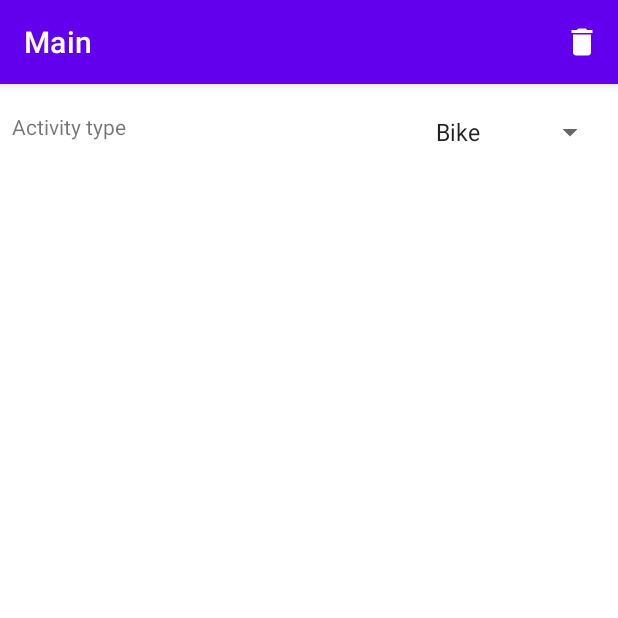
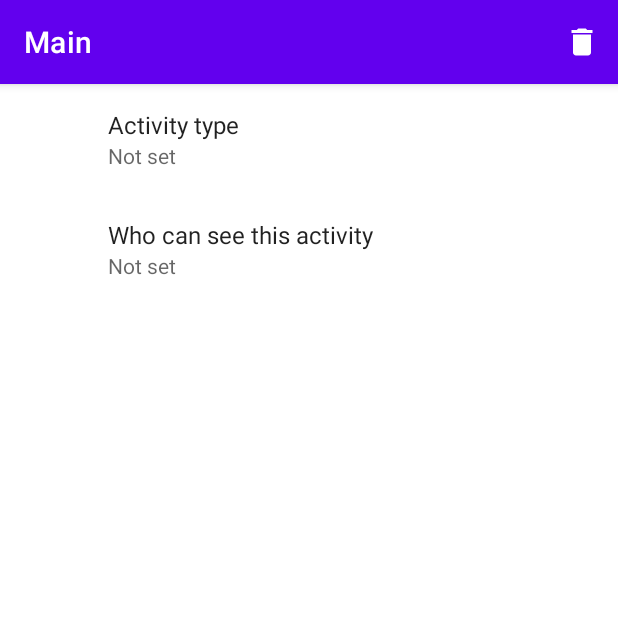
Before and after one commit to AdrianMiozga/Franko, an Android app: the fragment ActivityEditFragment placed in its activity, on a phone screen of 412 x 824 dp, the top half of it. Run offline under Robolectric (Android 15) with nearby library versions, the phone set to English and light mode, and no system bars; our stand-ins replace Dagger/Hilt's generated code, Firebase (no records; nobody signed in at launch, a user with empty details on screens opened directly), androidx.preference, navigation-ui; libraries missing offline, so code that uses them is left out: com.firebase.ui; 5 statements that could not run were skipped.

Commit message:
Ability to change activity privacy

```diff
--- a/app/src/main/java/org/wentura/franko/Constants.kt
+++ b/app/src/main/java/org/wentura/franko/Constants.kt
@@ -37,6 +37,8 @@ object Constants {
     const val WHO_CAN_SEE_MY_PROFILE = "whoCanSeeMyProfile"
     const val WHO_CAN_SEE_MY_LOCATION = "whoCanSeeMyLocation"
     const val WHO_CAN_SEE_MY_FOLLOWING_COUNT = "whoCanSeeMyFollowingCount"
+    const val ACTIVITY_TYPE_KEY = ACTIVITY
+    const val WHO_CAN_SEE_THIS_ACTIVITY = "whoCanSeeThisActivity"
 
     // Map Settings
     const val DEFAULT_ZOOM = 17F
--- a/app/src/main/java/org/wentura/franko/activities/ActivityAdapter.kt
+++ b/app/src/main/java/org/wentura/franko/activities/ActivityAdapter.kt
@@ -73,9 +73,8 @@ class ActivityAdapter(private val paths: List<Path>) :
             )
 
             title.text = context.getString(
-                R.string.activities_activity_title,
+                R.string.activity_title,
                 paths[position].activity,
-                (position + 1),
                 date
             )
 
--- a/app/src/main/java/org/wentura/franko/activityedit/ActivityEditFragment.kt
+++ b/app/src/main/java/org/wentura/franko/activityedit/ActivityEditFragment.kt
@@ -1,57 +1,32 @@
 package org.wentura.franko.activityedit
 
 import android.os.Bundle
-import android.view.Menu
-import android.view.MenuInflater
-import android.view.MenuItem
-import android.view.View
-import android.widget.AdapterView
+import android.view.*
 import androidx.appcompat.app.AlertDialog
-import androidx.fragment.app.Fragment
 import androidx.fragment.app.viewModels
 import androidx.navigation.Navigation
 import androidx.navigation.fragment.navArgs
+import androidx.preference.ListPreference
+import androidx.preference.PreferenceFragmentCompat
 import dagger.hilt.android.AndroidEntryPoint
+import org.wentura.franko.Constants
 import org.wentura.franko.R
 import org.wentura.franko.activity.ActivityFragmentArgs
 import org.wentura.franko.data.ActivityRepository
-import org.wentura.franko.databinding.FragmentActivityEditBinding
 import org.wentura.franko.viewmodels.ActivityViewModel
 import javax.inject.Inject
 
 @AndroidEntryPoint
-class ActivityEditFragment : Fragment(R.layout.fragment_activity_edit),
-    AdapterView.OnItemSelectedListener {
+class ActivityEditFragment : PreferenceFragmentCompat() {
 
     @Inject
     lateinit var activityRepository: ActivityRepository
 
-    private var fragmentActivityEditBinding: FragmentActivityEditBinding? = null
     private val activityViewModel: ActivityViewModel by viewModels()
     private val args: ActivityFragmentArgs by navArgs()
-    private var initialOnItemSelected = true
 
     companion object {
         val TAG = ActivityEditFragment::class.simpleName
-    }
-
-    override fun onViewCreated(view: View, savedInstanceState: Bundle?) {
-        val binding = FragmentActivityEditBinding.bind(view)
-        fragmentActivityEditBinding = binding
-
-        val spinner = binding.activityEditActivitySpinner
-        spinner.onItemSelectedListener = this
-
-        activityViewModel.getCurrentActivity().observe(viewLifecycleOwner) { activity ->
-            if (activity == null) return@observe
-
-            val activityType = activity.activity
-            val id = resources.getStringArray(R.array.activities_array).indexOf(activityType)
-
-            spinner.setSelection(id)
-        }
-
-        setHasOptionsMenu(true)
     }
 
     override fun onCreateOptionsMenu(menu: Menu, inflater: MenuInflater) {
@@ -83,20 +58,38 @@ class ActivityEditFragment : Fragment(R.layout.fragment_activity_edit),
         }
     }
 
-    override fun onDestroyView() {
-        super.onDestroyView()
-        fragmentActivityEditBinding = null
+    override fun onCreatePreferences(savedInstanceState: Bundle?, rootKey: String?) {
+        setPreferencesFromResource(R.xml.preferences_activity, rootKey)
+
+        preferenceManager.preferenceDataStore = DataStoreActivity(args.id)
     }
 
-    override fun onItemSelected(adapterView: AdapterView<*>, view: View?, position: Int, id: Long) {
-        if (initialOnItemSelected) {
-            initialOnItemSelected = false
-            return
+    override fun onCreateView(inflater: LayoutInflater, container: ViewGroup?, savedInstanceState: Bundle?): View? {
+        val activityType: ListPreference? = preferenceManager.findPreference(Constants.ACTIVITY_TYPE_KEY)
+        val whoCanSeeThisActivity: ListPreference? = preferenceManager.findPreference(
+            Constants.WHO_CAN_SEE_THIS_ACTIVITY
+        )
+
+        activityViewModel.getCurrentActivity().observe(viewLifecycleOwner) { activity ->
+            if (activity == null) return@observe
+
+            activityType?.let {
+                val array = resources.getStringArray(R.array.activities_array)
+                val index = array.indexOf(activity.activity)
+
+                activityType.setValueIndex(if (index == -1) 0 else index)
+            }
+
+            whoCanSeeThisActivity?.let {
+                val array = resources.getStringArray(R.array.who_can_see_this_activity)
+                val index = array.indexOf(activity.whoCanSeeThisActivity)
+
+                whoCanSeeThisActivity.setValueIndex(if (index == -1) 0 else index)
+            }
         }
 
-        val activityType = adapterView.getItemAtPosition(position).toString()
-        activityRepository.updateActivityType(args.id, activityType)
+        setHasOptionsMenu(true)
+
+        return super.onCreateView(inflater, container, savedInstanceState)
     }
-
-    override fun onNothingSelected(adapterView: AdapterView<*>?) = Unit
 }
--- a/app/src/main/java/org/wentura/franko/data/Path.kt
+++ b/app/src/main/java/org/wentura/franko/data/Path.kt
@@ -6,7 +6,8 @@ data class Path(
     val startTime: Long? = null,
     val endTime: Long? = null,
     val path: List<HashMap<String, Double>>? = null,
-    val activity: String? = null
+    val activity: String? = null,
+    val whoCanSeeThisActivity: String? = null
 ) {
     @DocumentId
     lateinit var documentId: String
--- a/app/src/main/java/org/wentura/franko/settings/SettingsFragment.kt
+++ b/app/src/main/java/org/wentura/franko/settings/SettingsFragment.kt
@@ -23,7 +23,7 @@ class SettingsFragment : PreferenceFragmentCompat() {
     }
 
     override fun onCreatePreferences(savedInstanceState: Bundle?, rootKey: String?) {
-        setPreferencesFromResource(R.xml.preferences, rootKey)
+        setPreferencesFromResource(R.xml.preferences_user, rootKey)
 
         preferenceManager.preferenceDataStore = DataStore()
     }
--- a/app/src/main/res/values/strings.xml
+++ b/app/src/main/res/values/strings.xml
@@ -5,7 +5,6 @@
     <string name="web_client_id" translatable="false">697835097785-clv6a0at4khvnbfloed5h1l7d988ikj4.apps.googleusercontent.com</string>
 
     <string name="time_span" translatable="false">%s - %s</string>
-    <string name="activities_activity_title" translatable="false">%s: %d (%s)</string>
     <string name="activity_title" translatable="false">%s (%s)</string>
 
     <string name="sample_user_name" translatable="false">Pascal Winters</string>
@@ -67,6 +66,7 @@
     <string name="location_permissions_needed_dialog_title">Location Permission Needed</string>
     <string name="location_permissions_needed_dialog_message">This app needs the Location permission, please accept to use location functionality</string>
     <string name="activity_type">Activity type</string>
+    <string name="who_can_see_this_activity">Who can see this activity</string>
 
     <!-- String plurals -->
     <plurals name="number_following">
@@ -107,4 +107,9 @@
         <item>No one</item>
     </string-array>
 
+    <string-array name="who_can_see_this_activity">
+        <item>Everyone</item>
+        <item>No one</item>
+    </string-array>
+
 </resources>
--- /dev/null
+++ b/app/src/main/res/xml/preferences_activity.xml
@@ -0,0 +1,19 @@
+<?xml version="1.0" encoding="utf-8"?>
+<PreferenceScreen
+    xmlns:app="http://schemas.android.com/apk/res-auto">
+
+    <ListPreference
+        app:entries="@array/activities_array"
+        app:entryValues="@array/activities_array"
+        app:key="activity"
+        app:title="@string/activity_type"
+        app:useSimpleSummaryProvider="true" />
+
+    <ListPreference
+        app:entries="@array/who_can_see_this_activity"
+        app:entryValues="@array/who_can_see_this_activity"
+        app:key="whoCanSeeThisActivity"
+        app:title="@string/who_can_see_this_activity"
+        app:useSimpleSummaryProvider="true" />
+
+</PreferenceScreen>
```
Also changed, not shown: app/src/main/java/org/wentura/franko/activityedit/DataStoreActivity.kt (added, +49 -0 lines), app/src/main/res/xml/preferences_user.xml (renamed from app/src/main/res/xml/preferences.xml), 1 other file.
